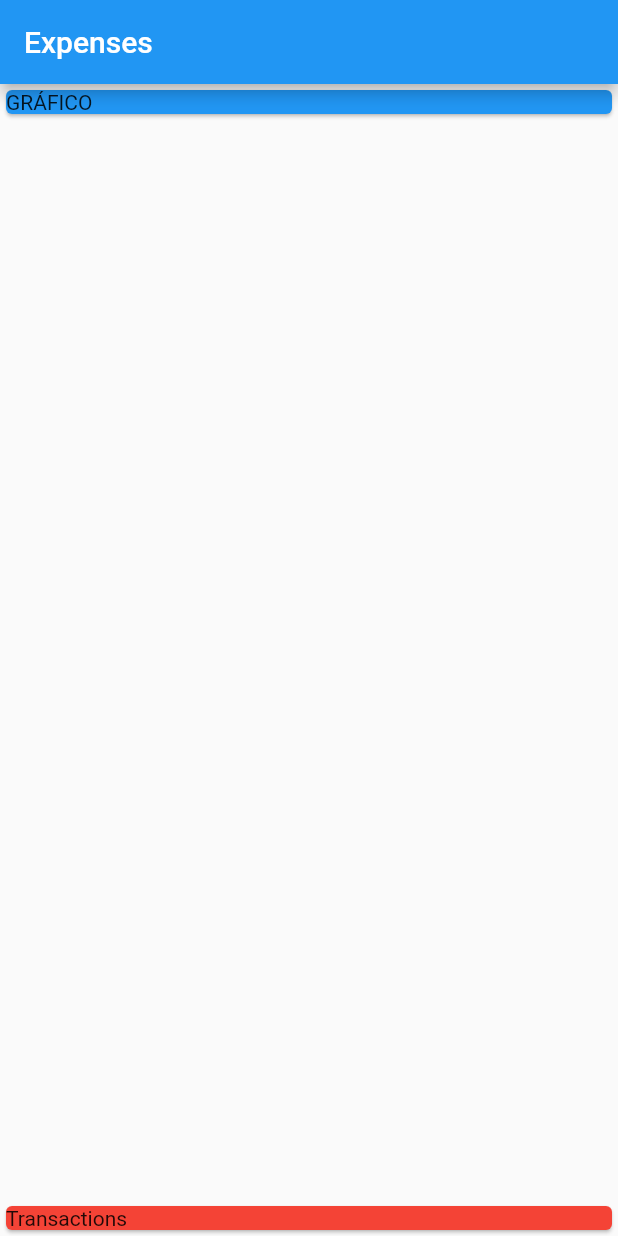
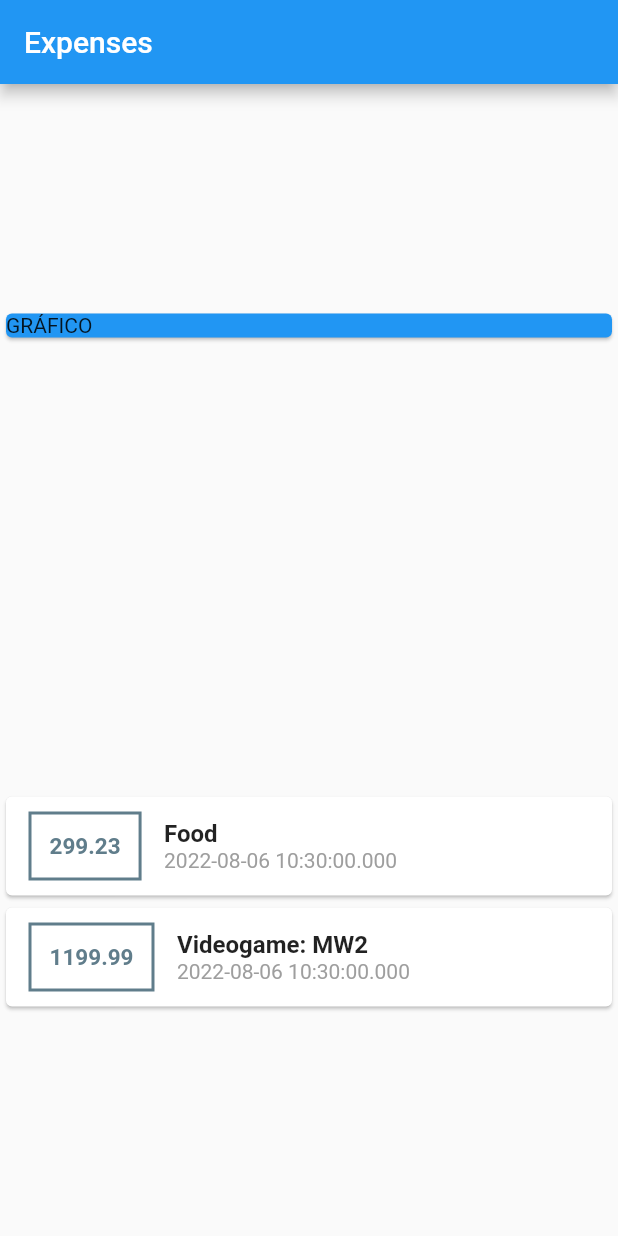
Before and after one commit to elJamesSnz/weekly_expenses, a Flutter app: the screen it shows after launch, on a phone screen of 412 x 824 dp. Run offline on Flutter 3.47's test engine with Material 2 defaults, Android fonts, the phone set to English and light mode, and no system bars.

Commit message:
Tx Object & Main Page
Added Tx Object class
Chart & Tx's Widgets added onto Main Page
Initial Widgets style added

```diff
--- a/lib/main.dart
+++ b/lib/main.dart
@@ -1,4 +1,5 @@
 import 'package:flutter/material.dart';
+import './tx.dart';
 
 void main() => runApp(MyApp());
 
@@ -13,7 +14,14 @@ class MyApp extends StatelessWidget {
 }
 
 class HomePage extends StatelessWidget {
-  const HomePage({Key? key}) : super(key: key);
+  final List<Tx> Txs = [
+    Tx(id: 'Tx1', name: 'Food', amount: 299.23, date: DateTime.now()),
+    Tx(
+        id: 'Tx2',
+        name: 'Videogame: MW2',
+        amount: 1199.99,
+        date: DateTime.now()),
+  ];
 
   @override
   Widget build(BuildContext context) {
@@ -22,7 +30,7 @@ class HomePage extends StatelessWidget {
         title: Text('Expenses'),
       ),
       body: Column(
-          mainAxisAlignment: MainAxisAlignment.spaceBetween,
+          mainAxisAlignment: MainAxisAlignment.spaceAround,
           crossAxisAlignment: CrossAxisAlignment.stretch,
           children: [
             Container(
@@ -32,9 +40,45 @@ class HomePage extends StatelessWidget {
                 child: Text('GRÁFICO'),
               ),
             ),
-            Card(
-              color: Colors.red,
-              child: Text('Transactions'),
+            Column(
+              //map to paint n widgets,
+              children: Txs.map((tx) {
+                return Card(
+                  child: Row(
+                    children: [
+                      Container(
+                        margin:
+                            EdgeInsets.symmetric(vertical: 10, horizontal: 15),
+                        decoration: BoxDecoration(
+                            border:
+                                Border.all(color: Colors.blueGrey, width: 2)),
+                        padding: EdgeInsets.all(12),
+                        child: Text(
+                          tx.amount.toString(),
+                          style: TextStyle(
+                              fontWeight: FontWeight.bold,
+                              fontSize: 15,
+                              color: Colors.blueGrey),
+                        ),
+                      ),
+                      Column(
+                        crossAxisAlignment: CrossAxisAlignment.start,
+                        children: [
+                          Text(
+                            tx.name,
+                            style: TextStyle(
+                                fontWeight: FontWeight.bold, fontSize: 16),
+                          ),
+                          Text(
+                            tx.date.toString(),
+                            style: TextStyle(fontSize: 14, color: Colors.grey),
+                          )
+                        ],
+                      )
+                    ],
+                  ),
+                );
+              }).toList(),
             )
           ]),
     );
--- /dev/null
+++ b/lib/tx.dart
@@ -0,0 +1,15 @@
+//object in dart
+class Tx {
+  //final as runtime constant
+  final String id;
+  final String name;
+  final double amount;
+  final DateTime date;
+
+  //Constructor w/ named & required arguments
+  Tx(
+      {required this.id,
+      required this.name,
+      required this.amount,
+      required this.date});
+}
```
